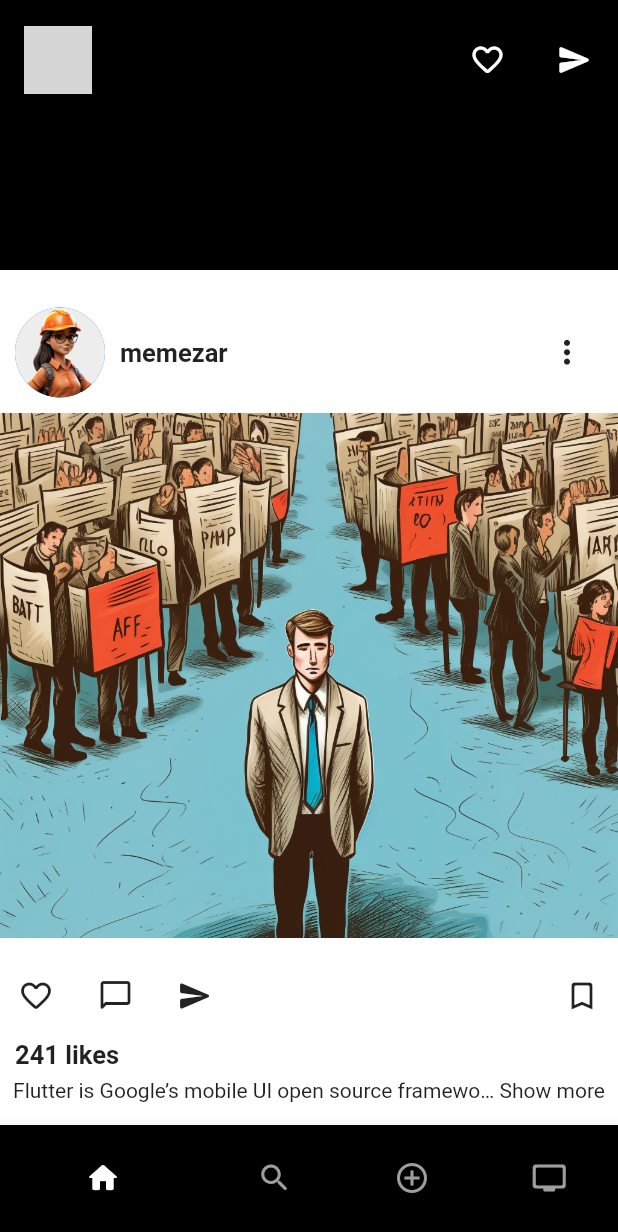
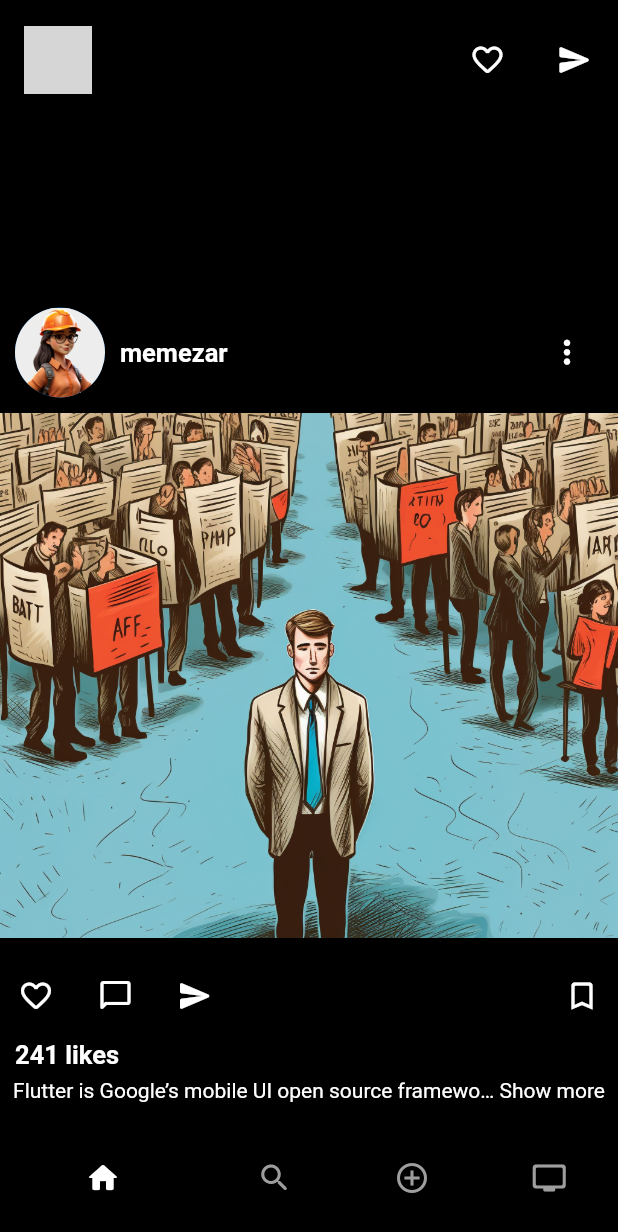
Before and after one commit to iammaymaps/flutter_new_instagram_clone_firebase_riverpod, a Flutter app: the screen it shows after launch, on a phone screen of 412 x 824 dp. Shown: the top 1232 px of the screen. Run offline on Flutter 3.47's test engine with Material 2 defaults, Android fonts, the phone set to English and light mode, and no system bars; drawn by our look-alikes of readmore; our stand-ins replace cloud_firestore, file_picker, firebase_auth, firebase_core, firebase_storage, flutter_riverpod and 4 more; accounts and stored records are empty; network calls fail; grey boxes are pictures that could not be loaded.

Commit message:
instagram 1

```diff
--- a/lib/features/Post/PostWiget.dart
+++ b/lib/features/Post/PostWiget.dart
@@ -8,8 +8,8 @@ class PostWidget extends StatelessWidget {
   Widget build(BuildContext context) {
     return Container(
       width: double.infinity,
-      height: 620,
-      color: Colors.white,
+      height: 630,
+      color: Colors.black,
       child: Padding(
         padding: const EdgeInsets.symmetric(vertical: 25),
         child: Column(
@@ -35,16 +35,16 @@ class PostWidget extends StatelessWidget {
                       Text(
                         "memezar",
                         style: TextStyle(
-                            fontWeight: FontWeight.bold, fontSize: 17),
+                            fontWeight: FontWeight.bold,
+                            fontSize: 17,
+                            color: Colors.white),
                       ),
                     ],
                   ),
                   IconButton(
                       onPressed: () {},
-                      icon: const Icon(
-                        Icons.more_vert_outlined,
-                        size: 25,
-                      ))
+                      icon: const Icon(Icons.more_vert_outlined,
+                          size: 25, color: Colors.white))
                 ],
               ),
             ),
@@ -67,32 +67,28 @@ class PostWidget extends StatelessWidget {
                   children: [
                     IconButton(
                         onPressed: () {},
-                        icon: const Icon(
-                          Icons.favorite_border_rounded,
-                        )),
+                        icon: const Icon(Icons.favorite_border_rounded,
+                            color: Colors.white)),
                     const SizedBox(
                       width: 5,
                     ),
                     IconButton(
                         onPressed: () {},
-                        icon: const Icon(
-                          Icons.chat_bubble_outline_rounded,
-                        )),
+                        icon: const Icon(Icons.chat_bubble_outline_rounded,
+                            color: Colors.white)),
                     const SizedBox(
                       width: 5,
                     ),
                     IconButton(
                         onPressed: () {},
-                        icon: const Icon(
-                          Icons.send_rounded,
-                        )),
+                        icon: const Icon(Icons.send_rounded,
+                            color: Colors.white)),
                   ],
                 ),
                 IconButton(
                     onPressed: () {},
-                    icon: const Icon(
-                      Icons.bookmark_border_rounded,
-                    )),
+                    icon: const Icon(Icons.bookmark_border_rounded,
+                        color: Colors.white)),
               ],
             ),
             const SizedBox(
@@ -104,7 +100,10 @@ class PostWidget extends StatelessWidget {
                 children: [
                   Text(
                     "241 likes",
-                    style: TextStyle(fontWeight: FontWeight.bold, fontSize: 17),
+                    style: TextStyle(
+                        fontWeight: FontWeight.bold,
+                        fontSize: 17,
+                        color: Colors.white),
                   ),
                 ],
               ),
@@ -117,12 +116,15 @@ class PostWidget extends StatelessWidget {
               child: ReadMoreText(
                 'Flutter is Google’s mobile UI open source framework to build high-quality native (super fast) interfaces for iOS and Android apps with the unified codebase.',
                 trimLines: 1,
+                style: TextStyle(color: Colors.white),
                 colorClickableText: Colors.pink,
                 trimMode: TrimMode.Line,
                 trimCollapsedText: 'Show more',
                 trimExpandedText: 'Show less',
-                moreStyle:
-                    TextStyle(fontSize: 14, fontWeight: FontWeight.normal),
+                moreStyle: TextStyle(
+                    fontSize: 14,
+                    fontWeight: FontWeight.normal,
+                    color: Colors.white),
               ),
             ),
             const SizedBox(
@@ -137,7 +139,24 @@ class PostWidget extends StatelessWidget {
                     style: TextStyle(
                         fontWeight: FontWeight.bold,
                         fontSize: 15,
-                        color: Colors.black),
+                        color: Colors.white),
+                  ),
+                ],
+              ),
+            ),
+            const SizedBox(
+              height: 5,
+            ),
+            Padding(
+              padding: const EdgeInsets.symmetric(horizontal: 10),
+              child: Row(
+                children: [
+                  Text(
+                    "Octuber 10",
+                    style: TextStyle(
+                        fontWeight: FontWeight.normal,
+                        fontSize: 13,
+                        color: Colors.grey),
                   ),
                 ],
               ),
```
